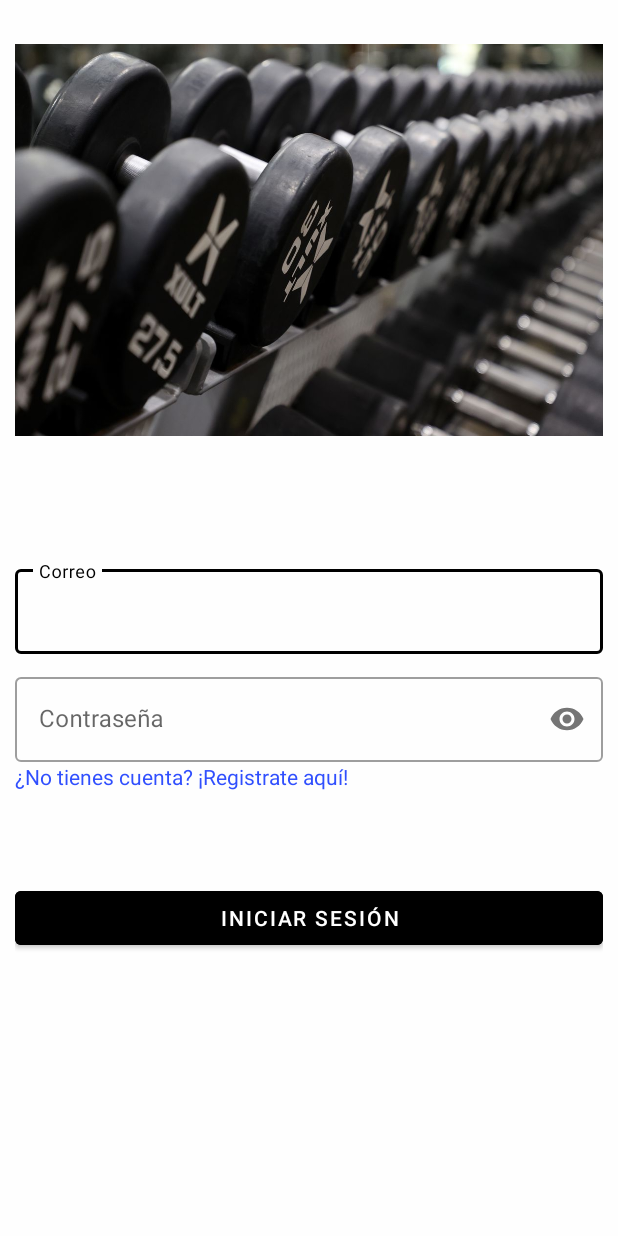
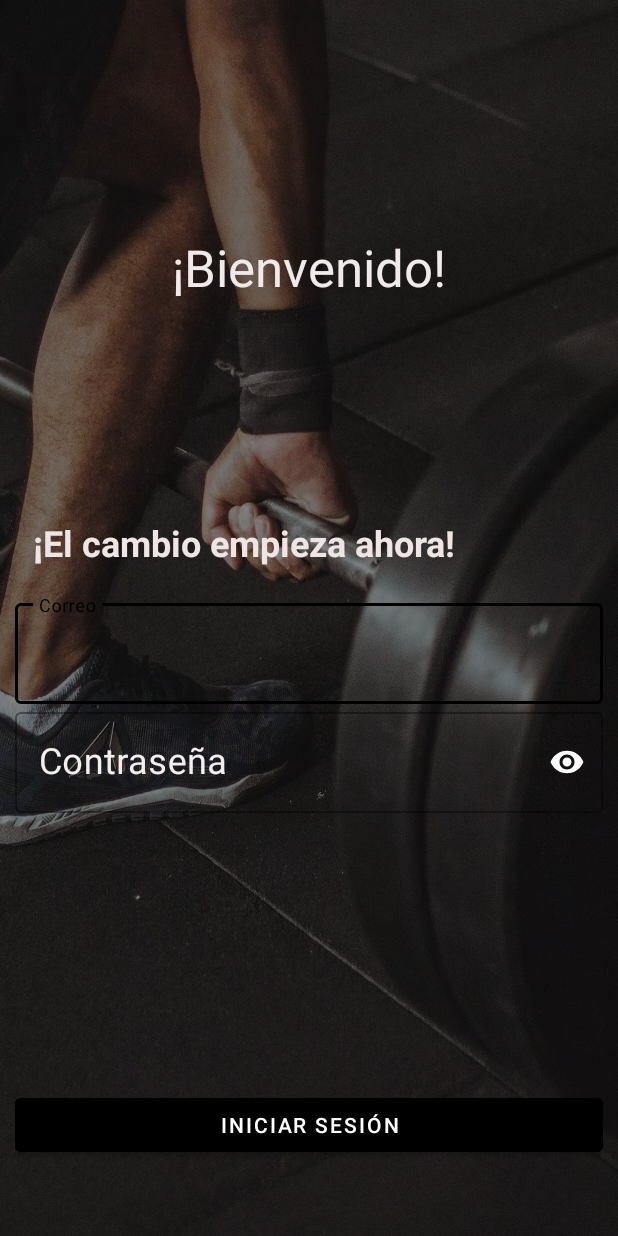
Before and after one commit to GonzaloSantizo/PlatMovProyectos, an Android app: the screen it shows after launch (MainActivity), on a phone screen of 412 x 824 dp. Run offline under Robolectric (Android 15) with nearby library versions, the phone set to English and light mode, and no system bars; our stand-ins replace Dagger/Hilt's generated code, Firebase (no records; nobody signed in at launch, a user with empty details on screens opened directly); libraries missing offline, so code that uses them is left out: org.checkerframework.framework.

Commit message:
cambios en layouts

```diff
--- a/app/src/main/res/layout/fragment_exercises.xml
+++ b/app/src/main/res/layout/fragment_exercises.xml
@@ -3,7 +3,7 @@
     xmlns:tools="http://schemas.android.com/tools"
     android:layout_width="match_parent"
     android:layout_height="match_parent"
-    tools:context=".ExercisesFragment">
+    tools:context="ui.fragments.ExercisesFragment">
 
     <!-- TODO: Update blank fragment layout -->
     <TextView
--- a/app/src/main/res/layout/fragment_log_in.xml
+++ b/app/src/main/res/layout/fragment_log_in.xml
@@ -4,78 +4,144 @@
     xmlns:tools="http://schemas.android.com/tools"
     android:layout_width="match_parent"
     android:layout_height="match_parent"
+    android:background="@drawable/gym"
+    android:backgroundTint="#80000000"
+    android:backgroundTintMode="src_atop"
     android:padding="10dp"
     tools:context="ui.fragments.LogInFragment">
 
-    <ImageView
-        android:id="@+id/img_logInFragment_dumbells"
-        android:layout_width="wrap_content"
-        android:layout_height="300dp"
-        android:contentDescription="@string/imagelogin"
+    <Button
+        android:id="@+id/btnIniciar"
+        android:layout_width="match_parent"
+        android:layout_height="wrap_content"
+        android:layout_marginBottom="40dp"
+        android:backgroundTint="@color/black"
+        android:text="@string/login"
+        app:layout_constraintBottom_toBottomOf="parent"
+        app:layout_constraintEnd_toEndOf="parent"
+        app:layout_constraintHorizontal_bias="0.842"
+        app:layout_constraintStart_toStartOf="parent" />
+
+    <LinearLayout
+        android:id="@+id/linearLayout2"
+        android:layout_width="0dp"
+        android:layout_height="wrap_content"
+        android:orientation="vertical"
+        app:layout_constraintBottom_toBottomOf="@+id/btnIniciar"
+        app:layout_constraintEnd_toEndOf="parent"
+        app:layout_constraintHorizontal_bias="0.529"
+        app:layout_constraintStart_toStartOf="parent"
+        app:layout_constraintTop_toTopOf="parent"
+        app:layout_constraintVertical_bias="0.591">
+
+        <TextView
+            android:id="@+id/textWelcome"
+            android:layout_width="306dp"
+            android:layout_height="51dp"
+            android:shadowDx="-2"
+            android:shadowDy="-2"
+            android:shadowRadius="1"
+            android:text="¡El cambio empieza ahora!"
+            android:textAlignment="center"
+            android:textColor="#EFE5E5"
+            android:textSize="24sp"
+            android:textStyle="normal|bold"
+            app:layout_constraintBottom_toTopOf="@+id/inputEmail_layout"
             app:layout_constraintEnd_toEndOf="parent"
             app:layout_constraintStart_toStartOf="parent"
-        app:layout_constraintTop_toTopOf="parent"
-        app:layout_constraintBottom_toTopOf="@id/inputEmail_layout"
-        android:src="@drawable/dumbellrack" />
+            app:layout_constraintTop_toBottomOf="@+id/img_logInFragment_dumbells" />
 
         <com.google.android.material.textfield.TextInputLayout
             android:id="@+id/inputEmail_layout"
+            style="@style/Widget.MaterialComponents.TextInputLayout.OutlinedBox"
             android:layout_width="match_parent"
             android:layout_height="wrap_content"
-        android:layout_marginTop="@dimen/margin_xl"
             android:hint="@string/email"
+            android:shadowDx="-2"
+            android:shadowDy="-2"
+            android:shadowRadius="1"
+            android:textColorHint="#F3E7E7"
+            app:layout_constraintBottom_toTopOf="@id/inputPassword_layout"
+            app:layout_constraintEnd_toEndOf="parent"
             app:layout_constraintStart_toStartOf="parent"
-        app:layout_constraintEnd_toEndOf="parent"
-        app:layout_constraintTop_toBottomOf="@id/img_logInFragment_dumbells"
-        app:layout_constraintBottom_toTopOf="@id/inputPassword_layout"
-        style="@style/Widget.MaterialComponents.TextInputLayout.OutlinedBox">
+            app:layout_constraintTop_toTopOf="parent">
 
             <com.google.android.material.textfield.TextInputEditText
                 android:id="@+id/inputEmail"
                 android:layout_width="match_parent"
-            android:layout_height="match_parent" />
+                android:layout_height="match_parent"
+                android:shadowDx="-2"
+                android:shadowDy="-2"
+                android:shadowRadius="1"
+                android:textColor="#EDE7E7"
+                android:textSize="24sp" />
         </com.google.android.material.textfield.TextInputLayout>
 
         <com.google.android.material.textfield.TextInputLayout
             android:id="@+id/inputPassword_layout"
+            style="@style/Widget.MaterialComponents.TextInputLayout.OutlinedBox"
             android:layout_width="match_parent"
             android:layout_height="wrap_content"
-        android:layout_marginTop="@dimen/margin_medium"
             android:hint="@string/password"
-        app:passwordToggleEnabled="true"
+            android:shadowDx="-2"
+            android:shadowDy="-2"
+            android:shadowRadius="1"
+            android:textColorHint="#F4EEEE"
+            app:endIconMode="password_toggle"
+            app:endIconTint="@color/white"
+            app:layout_constraintBottom_toTopOf="@id/btnIniciar"
+            app:layout_constraintEnd_toEndOf="parent"
             app:layout_constraintStart_toStartOf="parent"
-        app:layout_constraintEnd_toEndOf="parent"
-        app:layout_constraintTop_toBottomOf="@id/inputEmail_layout"
-        app:layout_constraintBottom_toTopOf="@id/btnIniciar"
-        style="@style/Widget.MaterialComponents.TextInputLayout.OutlinedBox">
+            app:layout_constraintTop_toTopOf="parent"
+            app:passwordToggleEnabled="true">
+
             <com.google.android.material.textfield.TextInputEditText
                 android:layout_width="match_parent"
                 android:layout_height="match_parent"
                 android:inputType="textPassword"
-            />
+                android:shadowDx="-2"
+                android:shadowDy="-2"
+                android:shadowRadius="1"
+                android:textColor="#FAF2F2"
+                android:textSize="24sp" />
+
+        </com.google.android.material.textfield.TextInputLayout>
+
+    </LinearLayout>
+
+    <TextView
+        android:id="@+id/textView2"
+        android:layout_width="wrap_content"
+        android:layout_height="wrap_content"
+        android:text="¡Bienvenido!"
+        android:textColor="#F1EAEA"
+        android:textSize="34sp"
+        app:layout_constraintBottom_toTopOf="@+id/linearLayout2"
+        app:layout_constraintEnd_toEndOf="parent"
+        app:layout_constraintStart_toStartOf="parent"
+        app:layout_constraintTop_toTopOf="parent" />
 
     <TextView
         android:id="@+id/textViewRegistro"
         android:layout_width="wrap_content"
         android:layout_height="wrap_content"
+        android:layout_marginTop="81dp"
+        android:layout_marginBottom="168dp"
         android:clickable="true"
         android:focusable="true"
         android:minHeight="48dp"
+        android:shadowDx="-2"
+        android:shadowDy="-2"
+        android:shadowRadius="1"
         android:text="@string/no_tienes_cuenta_registrate_aqu"
-            android:textColor="#304FFE" />
-    </com.google.android.material.textfield.TextInputLayout>
-
-    <Button
-        android:id="@+id/btnIniciar"
-        android:layout_width="match_parent"
-        android:layout_height="wrap_content"
-        android:layout_marginTop="@dimen/margin_large"
-        android:text="@string/login"
-        android:backgroundTint="@color/black"
+        android:textColor="#CEC0E3"
+        android:textSize="24sp"
+        android:textStyle="italic"
+        app:layout_constraintBottom_toTopOf="@+id/btnIniciar"
+        app:layout_constraintEnd_toEndOf="parent"
+        app:layout_constraintHorizontal_bias="0.497"
         app:layout_constraintStart_toStartOf="parent"
-        app:layout_constraintEnd_toEndOf="parent"
-        app:layout_constraintTop_toBottomOf="@id/inputPassword_layout"
-        />
+        app:layout_constraintTop_toBottomOf="@+id/linearLayout2" />
 
 
 </androidx.constraintlayout.widget.ConstraintLayout>
```
Also changed, not shown: app/src/main/res/layout/fragment_register.xml (+64 -26 lines), app/src/main/res/drawable/featured.jpg (added), app/src/main/res/drawable/gym.jpg (added). Lines whose indentation alone changed are shown as unchanged.
